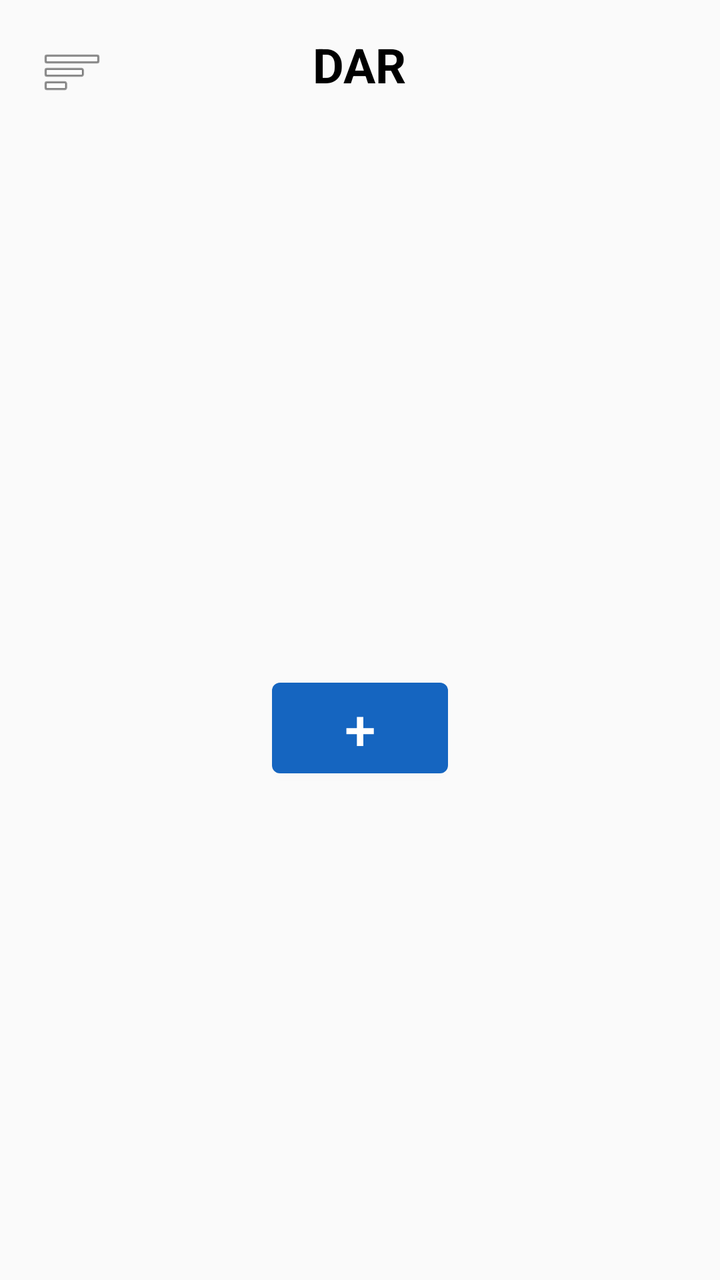
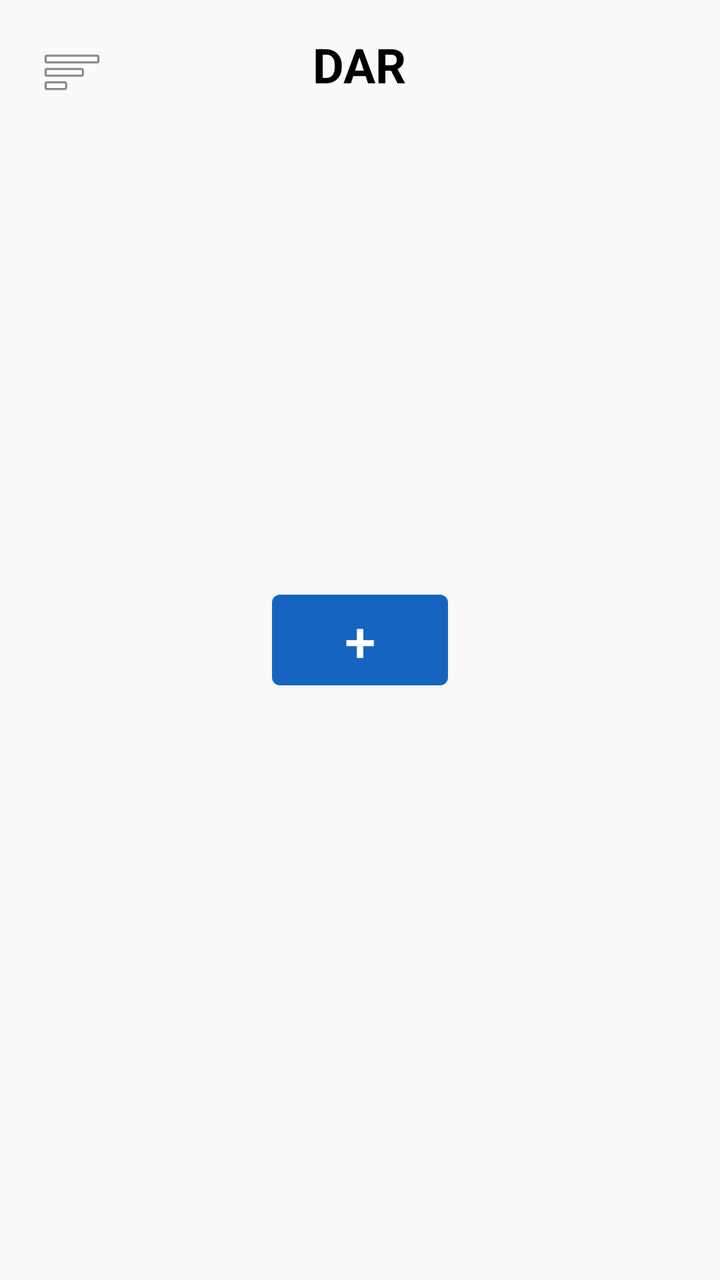

Before-and-after screenshots of an Android layout around one commit, followed by the original layout XML and the change that was made.
<!-- AndroidManifest.xml: application theme Theme.DAR -->
<!-- res/layout/activity_main.xml -->
<?xml version="1.0" encoding="utf-8"?>
<RelativeLayout xmlns:android="http://schemas.android.com/apk/res/android"
    android:layout_width="match_parent"
    android:layout_height="match_parent"
    android:background="@color/dar_light">

    <ImageButton
        android:id="@+id/btn_menu"
        android:layout_width="48dp"
        android:layout_height="48dp"
        android:layout_alignParentTop="true"
        android:layout_alignParentStart="true"
        android:layout_marginStart="12dp"
        android:layout_marginTop="12dp"
        android:background="?attr/selectableItemBackgroundBorderless"
        android:src="@android:drawable/ic_menu_sort_by_size"
        android:contentDescription="@string/menu_settings" />

    <TextView
        android:id="@+id/title_dar"
        android:layout_width="wrap_content"
        android:layout_height="wrap_content"
        android:layout_alignParentTop="true"
        android:layout_centerHorizontal="true"
        android:layout_marginTop="16dp"
        android:text="@string/app_name"
        android:textSize="24sp"
        android:textStyle="bold"
        android:textColor="#000000" />

    <FrameLayout
        android:id="@+id/dsla_container"
        android:layout_width="match_parent"
        android:layout_height="match_parent"
        android:layout_below="@id/title_dar"
        android:layout_marginTop="40dp">

        <Button
            android:id="@+id/btn_add_dsla"
            android:layout_width="wrap_content"
            android:layout_height="wrap_content"
            android:layout_gravity="center"
            android:text="+"
            android:textSize="28sp" />

    </FrameLayout>

</RelativeLayout>
<!-- resources referenced by this layout -->
<resources>
  <color name="dar_light">#FAFAFA</color>
  <string name="app_name">DAR</string>
  <string name="menu_settings">General Setting</string>
  <style name="Theme.DAR" parent="Theme.MaterialComponents.DayNight.NoActionBar">
          <item name="colorPrimary">@color/dar_blue</item>
          <item name="colorPrimaryDark">@color/dar_blue_black</item>
      </style>
  <color name="dar_blue">#1565C0</color>
  <color name="dar_blue_black">#0D1B2A</color>
</resources>

<!-- the commit's change to res/layout/activity_main.xml (unified diff, before → after) -->
@@ -28,21 +28,26 @@
         android:textStyle="bold"
         android:textColor="#000000" />
 
-    <FrameLayout
-        android:id="@+id/dsla_container"
+    <ScrollView
         android:layout_width="match_parent"
         android:layout_height="match_parent"
         android:layout_below="@id/title_dar"
         android:layout_marginTop="40dp">
 
-        <Button
-            android:id="@+id/btn_add_dsla"
-            android:layout_width="wrap_content"
+        <LinearLayout
+            android:id="@+id/dsla_list_container"
+            android:layout_width="match_parent"
             android:layout_height="wrap_content"
-            android:layout_gravity="center"
-            android:text="+"
-            android:textSize="28sp" />
+            android:orientation="vertical" />
 
-    </FrameLayout>
+    </ScrollView>
+
+    <Button
+        android:id="@+id/btn_add_dsla"
+        android:layout_width="wrap_content"
+        android:layout_height="wrap_content"
+        android:layout_centerInParent="true"
+        android:text="+"
+        android:textSize="28sp" />
 
 </RelativeLayout>
